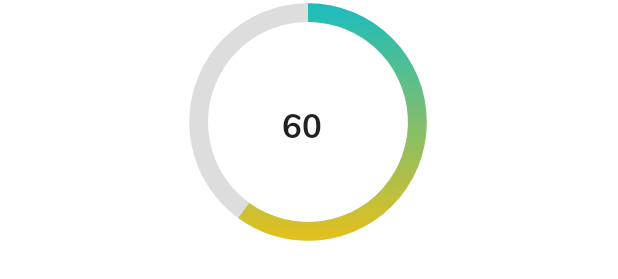
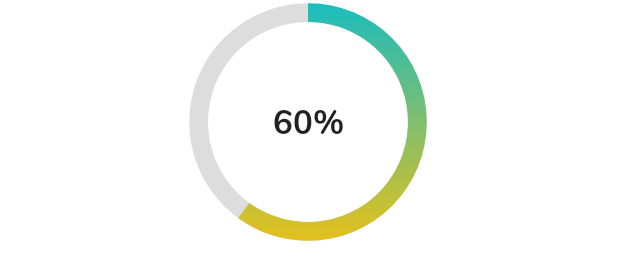
Before and after one commit to vincentstanislav/pocketclass, an Android app: the layout activity_evaluation.xml on its own in the app's theme, with its tools: preview values and no code run, on a phone screen of 412 x 824 dp. Shown: the part 539-818 px from the top of the screen. Run offline under Robolectric (Android 15) with nearby library versions, the phone set to English and light mode, and no system bars.

Commit message:
evaluation activity fully funtional

```diff
--- a/app/src/main/res/layout/activity_evaluation.xml
+++ b/app/src/main/res/layout/activity_evaluation.xml
@@ -48,8 +48,8 @@
 
     <TextView
         android:id="@+id/text_view_progress"
-        android:layout_width="35dp"
-        android:layout_height="27dp"
+        android:layout_width="wrap_content"
+        android:layout_height="wrap_content"
         android:text="60%"
         android:textAppearance="@style/TextAppearance.AppCompat.Large"
         app:layout_constraintBottom_toBottomOf="@+id/progress_bar"
--- a/app/src/main/res/layout/activity_math_multiplication.xml
+++ b/app/src/main/res/layout/activity_math_multiplication.xml
@@ -53,7 +53,7 @@
                 android:id="@+id/text_view_score"
                 android:layout_height="wrap_content"
                 android:layout_width="match_parent"
-                android:text="Score: 2"
+                android:text="Score:"
                 android:layout_columnSpan="3"
                 android:paddingLeft="5dp"
                 />
@@ -62,7 +62,7 @@
                 android:id="@+id/text_view_questions_count"
                 android:layout_height="wrap_content"
                 android:layout_width="match_parent"
-                android:text="Questions: 1/5"
+                android:text="Questions:"
                 android:layout_columnSpan="3"
                 android:paddingLeft="5dp"
                 android:paddingBottom="10dp"
```
Also changed, not shown: app/src/main/java/com/gloxeer/pocketclass/MathMultiplication.java (+4 -4 lines).
